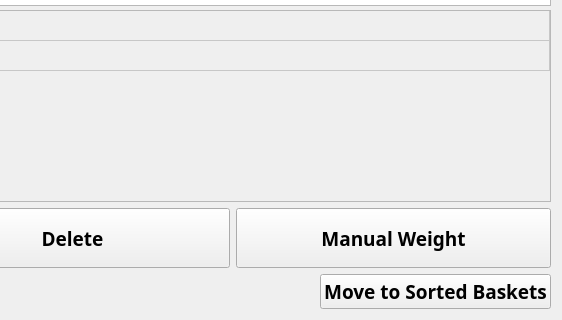
This is ui/CPSUnsortedCatch.ui in aliciabillings-noaa/CLAMS as Qt 5 draws it before an edit; both pictures show x 417 to 979 and y 335 to 655 of the 979 by 655 pixel window. The edited form follows.
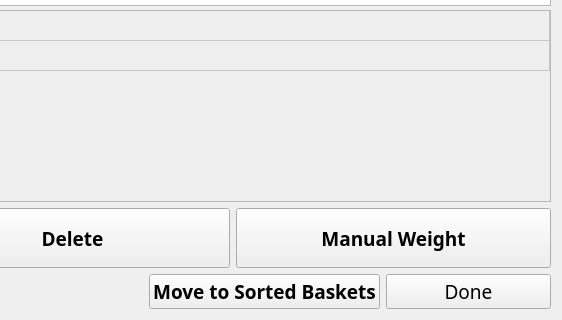
This is the edited form.

Commit message: adding move to unsorted catch button and closing dialog windows

```diff
--- a/ui/CPSUnsortedCatch.ui
+++ b/ui/CPSUnsortedCatch.ui
@@ -410,7 +410,7 @@
       </spacer>
      </item>
      <item>
-      <widget class="QPushButton" name="doneBtn">
+      <widget class="QPushButton" name="sortedBtn">
        <property name="minimumSize">
         <size>
          <width>165</width>
@@ -430,6 +430,25 @@
        </property>
       </widget>
      </item>
+     <item>
+      <widget class="QPushButton" name="doneBtn">
+       <property name="minimumSize">
+        <size>
+         <width>165</width>
+         <height>35</height>
+        </size>
+       </property>
+       <property name="font">
+        <font>
+         <family>Arial Black</family>
+         <pointsize>14</pointsize>
+        </font>
+       </property>
+       <property name="text">
+        <string>Done</string>
+       </property>
+      </widget>
+     </item>
     </layout>
    </item>
   </layout>
```
The commit also changes 7 other files.
